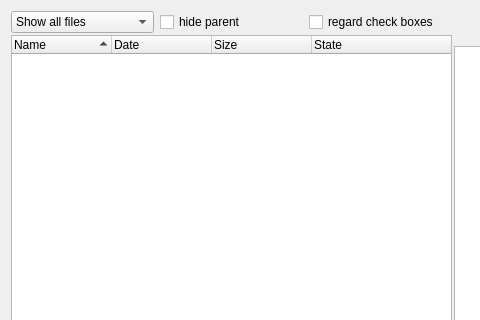
Before: the Qt Designer form source/mainwindow.ui in Rolloke/GUI-Apps, drawn with Qt 5; both pictures show x 0 to 480 and y 0 to 320 of the 905 by 504 pixel window.
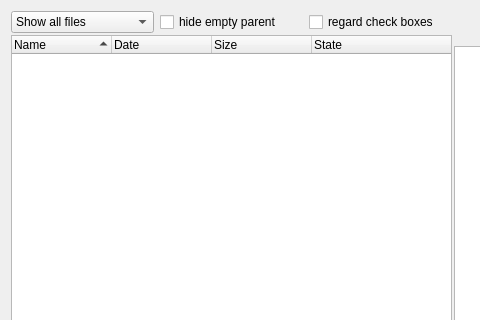
After: the same form once the commit is applied.

Commit message: config and update git status

What changed in the file:
```diff
--- a/source/mainwindow.ui
+++ b/source/mainwindow.ui
@@ -100,7 +100,7 @@
           <item>
            <widget class="QCheckBox" name="ckHideParent">
             <property name="text">
-             <string>hide parent</string>
+             <string>hide empty parent</string>
             </property>
            </widget>
           </item>
```
Left out of the diff: 4 changed lines with no effect on the pictures.
